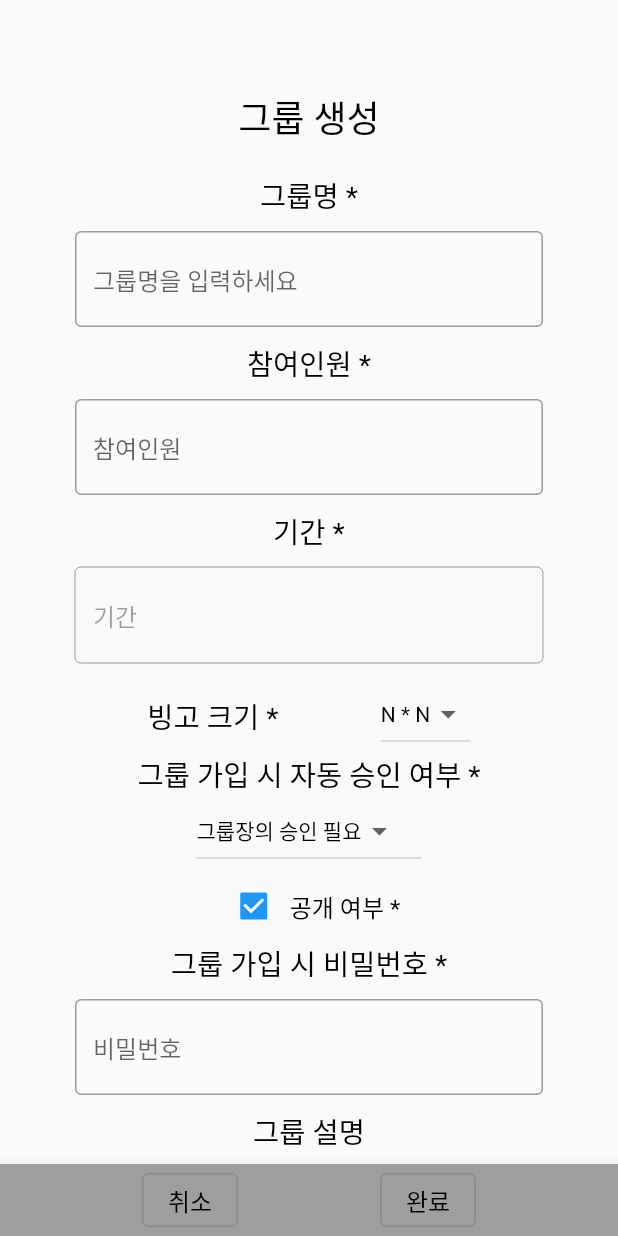
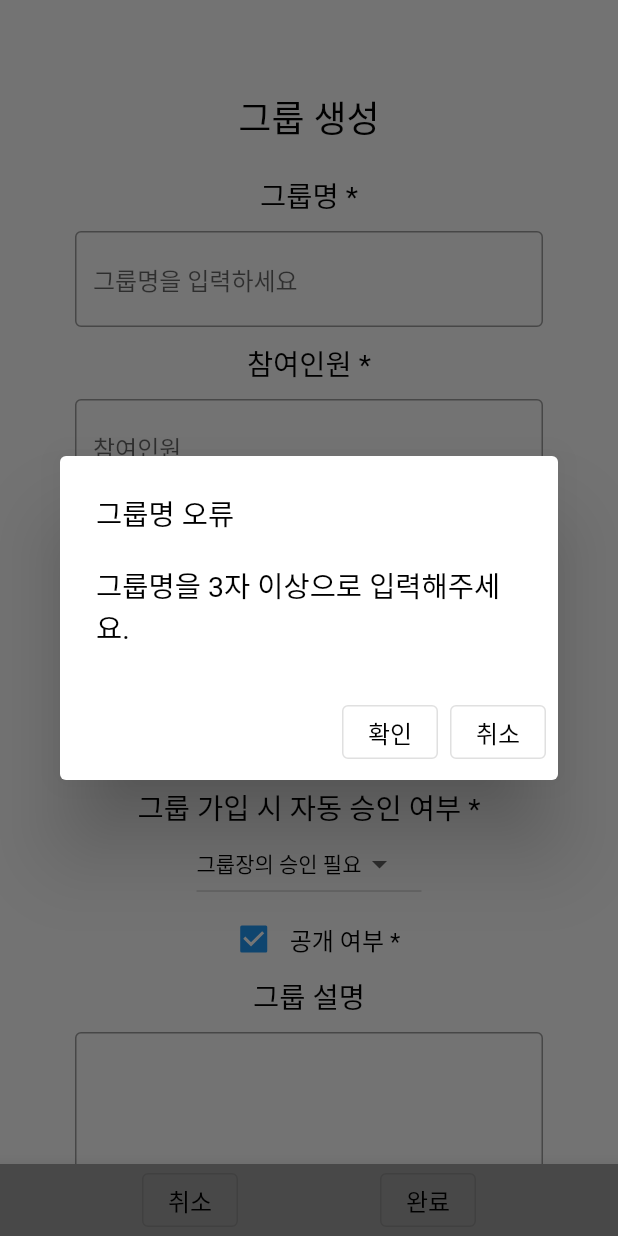
Before and after one commit to chaewool/Bin-goT, a Flutter app: the GroupForm screen opened directly, after a tap on "완료", on a phone screen of 412 x 824 dp. Run offline on Flutter 3.47's test engine with Material 2 defaults, Android fonts, the phone set to English and light mode, and no system bars; our stand-ins replace contained_tab_bar_view, dio, flutter_dotenv, flutter_secure_storage, image_picker, shared_preferences and 1 more; missing offline and left inert: kakao_flutter_sdk_share, kakao_flutter_sdk_user; accounts and stored records are empty; Roboto replaces fonts that are missing (RIDIBatang).

Commit message:
#29 feat: feature create group

```diff
--- a/frontend/lib/main.dart
+++ b/frontend/lib/main.dart
@@ -20,7 +20,8 @@ class App extends StatelessWidget {
     return MultiProvider(
       providers: [
         ChangeNotifierProvider(create: (_) => AuthProvider()),
-        ChangeNotifierProvider(create: (_) => StateProvider()),
+        ChangeNotifierProvider(create: (_) => NotiProvider()),
+        ChangeNotifierProvider(create: (_) => GroupDataProvider()),
       ],
       child: MaterialApp(
         home: const Intro(),
--- a/frontend/lib/pages/group_form_page.dart
+++ b/frontend/lib/pages/group_form_page.dart
@@ -1,5 +1,8 @@
+import 'dart:io';
+
 import 'package:bin_got/pages/group_main_page.dart';
 import 'package:bin_got/providers/group_provider.dart';
+import 'package:bin_got/providers/root_provider.dart';
 import 'package:bin_got/utilities/global_func.dart';
 import 'package:bin_got/utilities/image_icon_utils.dart';
 import 'package:bin_got/utilities/style_utils.dart';
@@ -13,8 +16,11 @@ import 'package:bin_got/widgets/modal.dart';
 import 'package:bin_got/widgets/row_col.dart';
 import 'package:bin_got/widgets/select_box.dart';
 import 'package:bin_got/widgets/text.dart';
+import 'package:dio/dio.dart';
 import 'package:flutter/material.dart';
 import 'package:flutter/services.dart';
+import 'package:image_picker/image_picker.dart';
+import 'package:provider/provider.dart';
 
 //* 그룹 생성/수정 페이지
 class GroupForm extends StatefulWidget {
@@ -26,15 +32,53 @@ class GroupForm extends StatefulWidget {
 }
 
 class _GroupFormState extends State<GroupForm> {
+  XFile? selectedImage;
+  bool isChecked = true;
+  final StringList bingoSize = ['N * N', '2 * 2', '3 * 3', '4 * 4', '5 * 5'];
+  final StringList joinMethod = ['그룹장의 승인 필요', '자동 가입'];
+  void createGroup() async {
+    final groupData = context.read<GroupDataProvider>().groupData;
+    if (groupData['groupName'].length < 3) {
+      showAlert(context, title: '그룹명 오류', content: '그룹명을 3자 이상으로 입력해주세요.')();
+    } else if (groupData['headcount'] < 1 || groupData['headcount'] > 30) {
+      showAlert(context,
+          title: '인원 수 오류', content: '인원 수는 1명 이상 30명 이하로 입력해주세요.')();
+    } else if (!groupData['isPublic'] && groupData['password'].length < 4) {
+      showAlert(context,
+          title: '비밀번호 오류', content: '그룹 비밀번호를 4자 이상으로 입력해주세요.')();
+    } else {
+      GroupProvider()
+          .createOwnGroup(FormData.fromMap({
+            'data': groupData,
+            'img': selectedImage,
+          }))
+          .then((groupId) => toOtherPage(context,
+              page: GroupCreateCompleted(
+                groupId: groupId,
+                password: groupData['password'],
+              ))());
+    }
+  }
+
+  void imagePicker() async {
+    final ImagePicker picker = ImagePicker();
+    final localImage = await picker.pickImage(
+      source: ImageSource.gallery,
+      imageQuality: 50,
+    );
+    setState(() {
+      selectedImage = localImage;
+    });
+  }
+
+  void deleteImage() {
+    setState(() {
+      selectedImage = null;
+    });
+  }
+
   @override
   Widget build(BuildContext context) {
-    const StringList bingoSize = ['N * N', '2 * 2', '3 * 3', '4 * 4', '5 * 5'];
-    const StringList joinMethod = ['그룹장의 승인 필요', '자동 가입'];
-    DynamicMap groupData = {};
-    void createGroup() async {
-      GroupProvider().createOwnGroup(groupData).then((groupId) =>
-          toOtherPage(context, page: GroupCreateCompleted(groupId: groupId))());
-    }
     // void datePicker() {
     // }
 
@@ -44,7 +88,7 @@ class _GroupFormState extends State<GroupForm> {
           child: ColWithPadding(
             horizontal: 30,
             vertical: 40,
-            mainAxisAlignment: MainAxisAlignment.center,
+            mainAxisAlignment: MainAxisAlignment.start,
             children: [
               const Padding(
                 padding: EdgeInsets.symmetric(vertical: 20),
@@ -54,40 +98,69 @@ class _GroupFormState extends State<GroupForm> {
                   fontSize: FontSize.titleSize,
                 ),
               ),
-              const CustomText(content: '그룹명 *'),
-              const CustomInput(explain: '그룹명을 입력하세요'),
-              const CustomText(content: '참여인원 *'),
-              const CustomInput(explain: '참여인원', onlyNum: true),
-              const CustomText(content: '기간 *'),
-              const InputDate(explain: '기간'),
+              const CustomInput(title: '그룹명 *', explain: '그룹명을 입력하세요'),
+              const CustomInput(
+                  title: '참여인원 *', explain: '참여인원', onlyNum: true),
+              const InputDate(title: '기간 *', explain: '기간'),
               Row(
                 mainAxisAlignment: MainAxisAlignment.spaceEvenly,
-                children: const [
-                  CustomText(content: '빙고 크기 *'),
+                children: [
+                  const CustomText(content: '빙고 크기 *'),
                   SelectBox(selectList: bingoSize, width: 60, height: 50),
                 ],
               ),
               const CustomText(content: '그룹 가입 시 자동 승인 여부 *'),
-              const SelectBox(selectList: joinMethod, width: 150, height: 50),
+              SelectBox(selectList: joinMethod, width: 150, height: 50),
               CustomCheckBox(
                 label: '공개 여부 *',
-                value: true,
-                onChange: (p0) {},
+                value: isChecked,
+                onChange: (value) {
+                  setState(() {
+                    isChecked = !isChecked;
+                  });
+                },
               ),
-              const CustomText(content: '그룹 가입 시 비밀번호 *'),
-              const CustomInput(explain: '비밀번호'),
-              const CustomText(content: '그룹 설명'),
-              const CustomInput(needMore: true),
-              const CustomText(content: '그룹 규칙'),
-              const CustomInput(needMore: true),
+              !isChecked
+                  ? Column(
+                      children: const [
+                        CustomInput(
+                          title: '그룹 가입 시 비밀번호 *',
+                          explain: '비밀번호',
+                          maxLength: 20,
+                        ),
+                      ],
+                    )
+                  : const SizedBox(),
+              const CustomInput(
+                title: '그룹 설명',
+                needMore: true,
+                maxLength: 1000,
+              ),
+              const CustomInput(
+                title: '그룹 규칙',
+                needMore: true,
+                maxLength: 1000,
+              ),
               const CustomText(content: '그룹 배경'),
               GestureDetector(
-                onTap: showModal(context, page: const ImageModal()),
-                child: const CustomInput(
-                  explain: '그룹 이미지를 선택하세요',
-                  needMore: true,
-                  enabled: false,
-                ),
+                onTap: showModal(context,
+                    page: ImageModal(
+                      image: selectedImage,
+                      imagePicker: imagePicker,
+                      deleteImage: deleteImage,
+                    )),
+                child: selectedImage == null
+                    ? const CustomInput(
+                        explain: '그룹 이미지를 선택하세요',
+                        needMore: true,
+                        enabled: false,
+                      )
+                    : CustomBoxContainer(
+                        image: DecorationImage(
+                          fit: BoxFit.fill,
+                          image: FileImage(File(selectedImage!.path)),
+                        ),
+                      ),
               ),
             ],
           ),
--- a/frontend/lib/providers/root_provider.dart
+++ b/frontend/lib/providers/root_provider.dart
@@ -3,6 +3,7 @@ import 'package:flutter/foundation.dart';
 import 'package:flutter_secure_storage/flutter_secure_storage.dart';
 import 'package:shared_preferences/shared_preferences.dart';
 
+//* token, user data
 class AuthProvider with ChangeNotifier, DiagnosticableTreeMixin {
   static String? _token, _refresh;
 
@@ -52,7 +53,8 @@ class AuthProvider with ChangeNotifier, DiagnosticableTreeMixin {
   }
 }
 
-class StateProvider extends ChangeNotifier {
+//* notification
+class NotiProvider extends ChangeNotifier {
   bool? _rankNoti, _dueNoti, _chatNoti;
 
   void _storeBool(String key, bool? value) async {
@@ -90,3 +92,41 @@ class StateProvider extends ChangeNotifier {
     notifyListeners();
   }
 }
+
+class GroupDataProvider extends ChangeNotifier {
+  final Map<String, dynamic> _groupData = {
+    'groupName': '',
+    'start': '',
+    'end': '',
+    'size': 0,
+    'isPublic': true,
+    'password': '',
+    'description': '',
+    'rule': '',
+    'needAuth': true,
+    'headcount': 0
+  };
+
+  Map<String, dynamic> get groupData => _groupData;
+  void _changeData(String key, dynamic value) {
+    _groupData[key] = value;
+  }
+
+  void _initData() {
+    _groupData.forEach((key, value) {
+      switch (value.runtimeType) {
+        case String:
+          _groupData[key] = '';
+          break;
+        case int:
+          _groupData[key] = 0;
+          break;
+        default:
+          _groupData[key] = true;
+      }
+    });
+  }
+
+  void changeData(String key, dynamic value) => _changeData(key, value);
+  void initData() => _initData();
+}
--- a/frontend/lib/utilities/global_func.dart
+++ b/frontend/lib/utilities/global_func.dart
@@ -131,7 +131,7 @@ void setTokens(BuildContext context, String? newToken, String? newRefresh) {
 }
 
 void setNoti(BuildContext context, {bool? rank, bool? due, bool? chat}) {
-  final noti = context.read<StateProvider>();
+  final noti = context.read<NotiProvider>();
   noti.setStoreRank(rank);
   noti.setStoreDue(due);
   noti.setStoreChat(chat);
--- a/frontend/lib/widgets/input.dart
+++ b/frontend/lib/widgets/input.dart
@@ -1,6 +1,7 @@
 import 'package:bin_got/utilities/global_func.dart';
 import 'package:bin_got/utilities/style_utils.dart';
 import 'package:bin_got/widgets/modal.dart';
+import 'package:bin_got/widgets/text.dart';
 import 'package:flutter/material.dart';
 import 'package:flutter/services.dart';
 
@@ -12,6 +13,7 @@ class CustomInput extends StatelessWidget {
   final Color filledColor;
   final FontSize fontSize;
   final int? maxLength;
+  final String title;
 
   const CustomInput({
     super.key,
@@ -25,11 +27,15 @@ class CustomInput extends StatelessWidget {
     this.filledColor = whiteColor,
     this.fontSize = FontSize.smallSize,
     this.maxLength,
+    this.title = '',
   });
 
   @override
   Widget build(BuildContext context) {
-    return Padding(
+    return Column(
+      children: [
+        CustomText(content: title),
+        Padding(
           padding: const EdgeInsets.symmetric(vertical: 10, horizontal: 20),
           child: SizedBox(
             width: width,
@@ -52,22 +58,31 @@ class CustomInput extends StatelessWidget {
               textAlignVertical: TextAlignVertical.center,
             ),
           ),
+        ),
+      ],
     );
   }
 }
 
 class InputDate extends StatelessWidget {
-  final String explain;
-  const InputDate({super.key, required this.explain});
+  final String explain, title;
+  const InputDate({
+    super.key,
+    required this.explain,
+    required this.title,
+  });
 
   @override
   Widget build(BuildContext context) {
-    return GestureDetector(
+    return Column(children: [
+      CustomText(content: title),
+      GestureDetector(
         onTap: showModal(context, page: const DateModal()),
         child: CustomInput(
           explain: explain,
           enabled: false,
         ),
-    );
+      ),
+    ]);
   }
 }
```
Also changed, not shown: frontend/lib/providers/group_provider.dart (+9 -6 lines), frontend/lib/widgets/check_box.dart (+0 -7 lines), frontend/lib/widgets/modal.dart (+24 -18 lines), frontend/lib/widgets/tab_bar.dart (+13 -6 lines). Lines whose indentation alone changed are shown as unchanged.
